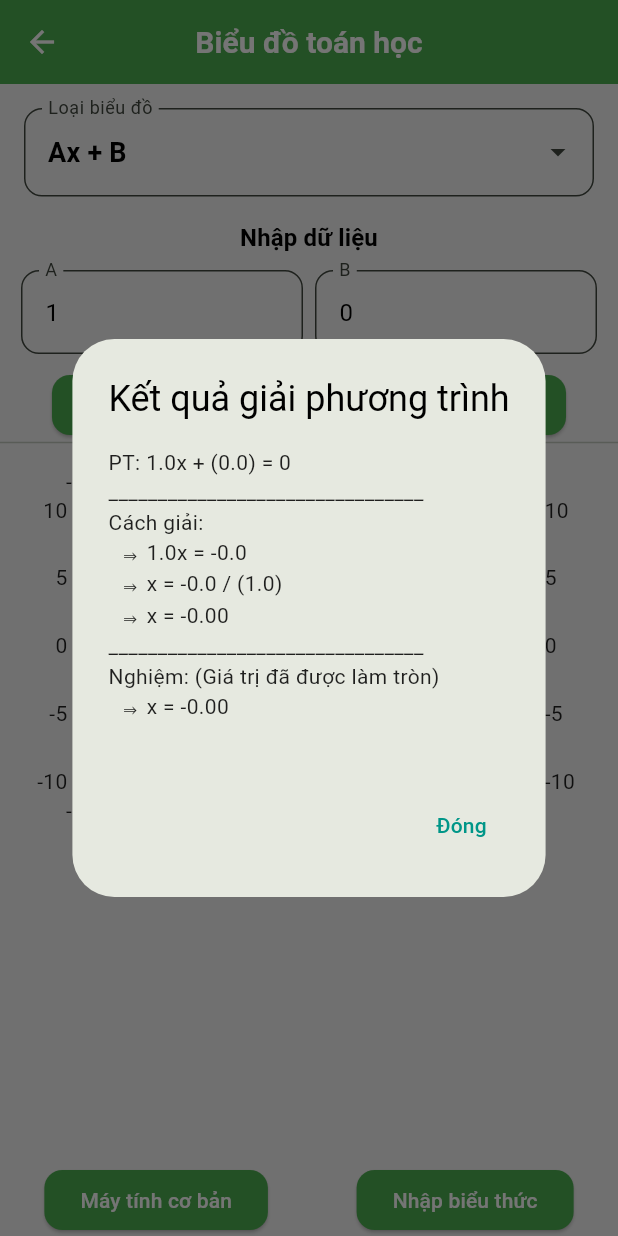
After one commit to LeTienIT/flutter_AllInOne, a Flutter app: the GraphScreen screen opened by its route, after a tap on "Vẽ biểu đồ", after a tap on "Giải phương trình", on a phone screen of 412 x 824 dp. The commit adds this screen. Run offline on Flutter 3.47's test engine with Material 3 defaults, Android fonts, the phone set to English and light mode, and no system bars; drawn by our look-alikes of dropdown_search, fl_chart; our stand-ins replace dio, flutter_riverpod, flutter_speed_dial, math_expressions; missing offline and left inert: flutter_simple_calculator, full_calender, lunar_calendar_plus; Roboto replaces fonts that are missing (DFVN).

Commit message:
Thêm tính năng vẽ các hàm toán học cơ bản, giải phương trình b1-2. Thay đổi router

```diff
--- a/lib/app/tool.dart
+++ b/lib/app/tool.dart
@@ -1,3 +1,5 @@
+import 'package:flutter/material.dart';
+
 String formatVietnameseDate(DateTime date) {
   const weekdays = {
     1: 'Thứ Hai',
@@ -46,3 +48,24 @@ List<GioDep> convertLuckyHours(List<bool> hours) {
 }
 
 String _formatHour(int h) => '${h.toString().padLeft(2, '0')}:00';
+
+double? parseInput(String input) {
+  final value = double.tryParse(input.trim());
+  return value;
+}
+
+void showError(BuildContext context, String errTitle, String message) {
+  showDialog(
+    context: context,
+    builder: (_) => AlertDialog(
+      title: Text(errTitle),
+      content: Text(message),
+      actions: [
+        TextButton(
+          onPressed: () => Navigator.pop(context),
+          child: const Text('Đóng'),
+        ),
+      ],
+    ),
+  );
+}
--- a/lib/core/app_router.dart
+++ b/lib/core/app_router.dart
@@ -1,5 +1,6 @@
 import 'package:all_in_one_tool/features/calculator/calculator_screen.dart';
 import 'package:all_in_one_tool/features/calculator/expression_screen.dart';
+import 'package:all_in_one_tool/features/calculator/math_graph_screen.dart';
 import 'package:all_in_one_tool/features/calendar/calendar_more_screen.dart';
 import 'package:all_in_one_tool/features/calendar/calendar_screen.dart';
 import 'package:all_in_one_tool/features/time/time_screen.dart';
@@ -18,6 +19,8 @@ class AppRouter{
   static const calendarMore = '/calendar-more';
   static const calculator = '/calculator';
   static const calculatorExp = '/calculator-expression';
+  static const graph = '/graph';
+
   static MaterialPageRoute onGenerateRouter(RouteSettings setting){
     switch(setting.name){
       case home:
@@ -36,6 +39,9 @@ class AppRouter{
         return MaterialPageRoute(builder: (_) => const CalculatorScreen());
       case calculatorExp:
         return MaterialPageRoute(builder: (_) => const ExpressionCalculatorScreen());
+      case graph:
+        return MaterialPageRoute(builder: (_) => const GraphScreen());
+
       default:
         return MaterialPageRoute(
           builder: (_) => Scaffold(
--- a/lib/features/calculator/calculator_screen.dart
+++ b/lib/features/calculator/calculator_screen.dart
@@ -75,29 +75,6 @@ class _CalculatorScreenState extends ConsumerState<CalculatorScreen> {
           ),
         ],
       ),
-      floatingActionButton: SpeedDial(
-        icon: Icons.add_box_outlined,
-        activeIcon: Icons.close,
-        children: [
-          // Sang giao diện nhập biểu thức
-          SpeedDialChild(
-            child: Icon(Icons.keyboard_alt_outlined),
-            label: 'Nhập biểu thức',
-            onTap: () {
-              Navigator.pushNamed(context, '/calculator-expression');
-            },
-          ),
-
-          // Sang giao diện nâng cao hơn - tính sau
-          SpeedDialChild(
-            child: Icon(Icons.auto_graph_outlined),
-            label: 'Nâng cao',
-            onTap: () {
-
-            },
-          ),
-        ],
-      ),
     );
   }
 }
--- /dev/null
+++ b/lib/features/calculator/controller/graph.dart
@@ -0,0 +1,194 @@
+import 'dart:math' as math;
+import '../model/function_config.dart';
+import 'package:fl_chart/fl_chart.dart';
+
+class GraphController{
+  late FunctionConfig config;
+  late double minX, maxX;
+
+  GraphController(this.config, {this.minX = -10, this.maxX = 10});
+
+  List<FlSpot> generateGraphPoints() {
+    const step = 0.1;
+    final points = <FlSpot>[];
+
+    for (double x = minX; x <= maxX; x += step) {
+      final y = evaluateFx(x);
+      if (y.isFinite) {
+        points.add(FlSpot(x, y));
+      }
+    }
+
+    return points;
+  }
+
+  double evaluateFx(double x) {
+    switch (config.type) {
+      case FunctionType.linear:      // f(x) = Ax + B
+        return config.a! * x + config.b!;
+
+      case FunctionType.quadratic:   // f(x) = Ax² + Bx + C
+        return config.a! * x * x + config.b! * x + config.c!;
+
+      case FunctionType.exponential: // f(x) = e^x
+        return math.exp(x);
+
+      case FunctionType.logarithmic: // f(x) = log(x)
+        return x > 0 ? math.log(x) : double.nan;
+
+      case FunctionType.sine:
+        return math.sin(x);
+
+      case FunctionType.cosine:
+        return math.cos(x);
+
+      case FunctionType.tangent:
+        final tan = math.tan(x);
+        return tan.abs() < 1e4 ? tan : double.nan;
+    }
+  }
+
+  String solveEquation() {
+    switch (config.type) {
+      case FunctionType.linear:
+        final a = config.a ?? 0;
+        final b = config.b ?? 0;
+        if (a == 0 && b == 0) {
+          return '''
+PT: 0x + 0 = 0
+________________________________
+Cách giải:
+  - Phương trình vô số nghiệm (đúng với mọi x).
+________________________________
+Nghiệm: ∞ (vô số)
+           ''';
+        }
+        else if (a == 0 && b != 0) {
+          return '''
+Phương trình: 0x + ($b) = 0
+________________________________
+Cách giải:
+  - Phương trình vô nghiệm vì 0x không thể bằng ${-b}.
+________________________________
+Nghiệm: Không có nghiệm.
+            ''';
+        }
+        else {
+          final x = -b / a;
+          return '''
+PT: ${a}x + ($b) = 0
+________________________________
+Cách giải:
+  ⇒ ${a}x = ${-b}
+  ⇒ x = ${-b} / ($a)
+  ⇒ x = ${x.toStringAsFixed(2)}
+________________________________
+Nghiệm: (Giá trị đã được làm tròn)
+  ⇒ x = ${x.toStringAsFixed(2)}
+          ''';
+        }
+
+      case FunctionType.quadratic:
+        final a = config.a ?? 0;
+        final b = config.b ?? 0;
+        final c = config.c ?? 0;
+
+        if (a == 0) {
+          final x = b == 0
+              ? (c == 0 ? double.infinity : double.nan)
+              : -c / b;
+          if (b == 0 && c == 0) {
+            return '''
+PT: 0x + 0 = 0
+________________________________
+Cách giải:
+  - Vô số nghiệm.
+________________________________
+Nghiệm: ∞ (vô số)
+            ''';
+          }
+          else if (b == 0) {
+            return '''
+PT: 0x + ($c) = 0
+________________________________
+Cách giải: Vô nghiệm.
+________________________________
+Nghiệm: Không có nghiệm.
+              ''';
+          }
+          else {
+            return '''
+PT: ${b}x + ($c) = 0
+________________________________
+Cách giải:
+  ⇒ x = - ($c) / ($b)
+  ⇒ x = ${x.toStringAsFixed(2)}
+________________________________
+Nghiệm: (Giá trị đã được làm tròn)
+  ⇒ x = ${x.toStringAsFixed(2)}
+            ''';
+          }
+        }
+
+        final delta = b * b - 4 * a * c;
+        final deltaStr = '$b² - 4 × ($a) × ($c)';
+        final deltaStr2 = '(${b * b}) - (${4 * a * c})';
+        final deltaStr3 = '$delta';
+
+        if (delta < 0) {
+          return '''
+PT: ${a}x² + (${b}x) + ($c) = 0
+________________________________
+Cách giải:
+  ⇒ Δ = B² - 4 × A × C
+  ⇒ Δ = $deltaStr
+  ⇒ Δ = $deltaStr2
+  ⇒ Δ = $deltaStr3
+  ⇒ Vì Δ < 0 nên phương trình vô nghiệm.
+________________________________
+Nghiệm: Không có nghiệm thực.
+            ''';
+        }
+        else if (delta == 0) {
+          final x = -b / (2 * a);
+          return '''
+PT: ${a}x² + (${b}x) + ($c) = 0
+________________________________
+Cách giải:
+  ⇒ Δ = B² - 4 × A × C
+  ⇒ Δ = $deltaStr
+  ⇒ Δ = $deltaStr2
+  ⇒ Δ = $deltaStr3
+  ⇒ Vì Δ = 0 ⇒ phương trình có nghiệm kép
+________________________________
+Nghiệm: (Giá trị đã được làm tròn)
+  ⇒ x = ${x.toStringAsFixed(2)}
+          ''';
+        }
+        else {
+          final sqrtDelta = math.sqrt(delta);
+          final x1 = (-b + sqrtDelta) / (2 * a);
+          final x2 = (-b - sqrtDelta) / (2 * a);
+          return '''
+PT: ${a}x² + (${b}x) + ($c) = 0
+________________________________
+Cách giải:
+  ⇒ Δ = B² - 4 × A × C
+  ⇒ Δ = $deltaStr
+  ⇒ Δ = $deltaStr2
+  ⇒ Δ = $deltaStr3
+  ⇒ Vì Δ > 0 nên phương trình có 2 nghiệm phân biệt
+________________________________
+Nghiệm: (Giá trị đã được làm tròn)
+  ⇒ x₁ = ${x1.toStringAsFixed(2)}
+  ⇒ x₂ = ${x2.toStringAsFixed(2)}
+           ''';
+        }
+        default:
+          return '''
+Phương trình dạng đặc biệt (${config.type.name}) không hỗ trợ giải nghiệm.
+          ''';
+    }
+  }
+
+}
--- a/lib/features/calculator/expression_screen.dart
+++ b/lib/features/calculator/expression_screen.dart
@@ -1,4 +1,5 @@
 import 'package:all_in_one_tool/features/calculator/widget/history_item.dart';
+import 'package:all_in_one_tool/features/calculator/widget/operator_item.dart';
 import 'package:flutter/material.dart';
 import 'package:math_expressions/math_expressions.dart';
 
@@ -56,6 +57,15 @@ class _ExpressionCalculatorScreenState extends State<ExpressionCalculatorScreen>
   }
 
   @override
+  void initState() {
+    super.initState();
+    Future.delayed(Duration(milliseconds: 300), () {
+      if (mounted) {
+        _focusNode.requestFocus();
+      }
+    });
+  }
+  @override
   void dispose() {
     super.dispose();
     _focusNode.dispose();
@@ -82,6 +92,7 @@ class _ExpressionCalculatorScreenState extends State<ExpressionCalculatorScreen>
               TextField(
                 controller: _controller,
                 focusNode: _focusNode,
+                autofocus: false,
                 maxLines: 2,
                 decoration: const InputDecoration(
                   border: OutlineInputBorder(),
@@ -120,9 +131,9 @@ class _ExpressionCalculatorScreenState extends State<ExpressionCalculatorScreen>
                 spacing: 8,
                 runSpacing: 8,
                 children: operators.map((op) {
-                  return ActionChip(
-                    label: Text(op, style: const TextStyle(fontSize: 10)),
-                    onPressed: () => _insertAtCursor(op),
+                  return OperatorItem(
+                    label: op,
+                    onTap: () => _insertAtCursor(op),
                   );
                 }).toList(),
               ),
--- /dev/null
+++ b/lib/features/calculator/math_graph_screen.dart
@@ -0,0 +1,182 @@
+import 'package:all_in_one_tool/features/calculator/controller/graph.dart';
+import 'package:all_in_one_tool/features/calculator/widget/FunctionParameter.dart';
+import 'package:all_in_one_tool/features/calculator/widget/graph_chart.dart';
+import 'package:dropdown_search/dropdown_search.dart';
+import 'package:fl_chart/fl_chart.dart';
+import 'package:flutter/material.dart';
+
+import '../../app/tool.dart';
+import 'model/function_config.dart';
+
+class GraphScreen extends StatefulWidget{
+  const GraphScreen({super.key});
+
+  @override
+  State<StatefulWidget> createState() {
+    return _GraphScreen();
+  }
+
+}
+class _GraphScreen extends State<GraphScreen>{
+  TextEditingController controllerA = TextEditingController(text: '1');
+  TextEditingController controllerB = TextEditingController(text: '0');
+  TextEditingController controllerC = TextEditingController(text: '0');
+  FunctionType selectedType = FunctionType.linear;
+  double minX = -10, maxX = 10;
+  List<FlSpot> points = [];
+
+  @override
+  void initState() {
+    super.initState();
+  }
+
+  @override
+  void dispose() {
+    super.dispose();
+    controllerA.dispose();
+    controllerB.dispose();
+    controllerC.dispose();
+  }
+
+  @override
+  Widget build(BuildContext context) {
+    return Scaffold(
+      appBar: AppBar(title: Text('Biểu đồ toán học'),),
+      body: SingleChildScrollView(
+        child: Column(
+          children: [
+            Padding(
+              padding: EdgeInsets.all(16),
+              child: DropdownSearch<FunctionType>(
+                selectedItem: selectedType,
+                itemAsString: functionTypeName,
+                items: FunctionType.values.map((e) => e).toList(),
+                dropdownDecoratorProps: const DropDownDecoratorProps(
+                  dropdownSearchDecoration: InputDecoration(
+                    labelText: "Loại biểu đồ",
+                    hintText: "Chọn biểu đồ.",
+                  ),
+                ),
+                popupProps: const PopupProps.menu(
+                  showSearchBox: true,
+                  searchFieldProps: TextFieldProps(
+                    decoration: InputDecoration(
+                      hintText: "Tìm kiếm ...",
+                    ),
+                  ),
+                ),
+                onChanged: (val){
+                  if (val != null) {
+                    setState(() {
+                      selectedType = val;
+                    });
+                  }
+                },
+              ),
+            ),
+            Text('Nhập dữ liệu', textAlign: TextAlign.center, style: Theme.of(context).textTheme.titleSmall,),
+            SizedBox(height: 10,),
+            Padding(
+              padding: EdgeInsets.symmetric(vertical: 0,horizontal: 10),
+              child: FunctionParameterInput(
+                key: ValueKey(selectedType),
+                type: selectedType,
+                controllerA: controllerA,
+                controllerB: controllerB,
+                controllerC: controllerC,
+              ),
+            ),
+            SizedBox(height: 10,),
+            Row(
+              mainAxisAlignment: MainAxisAlignment.spaceAround,
+              children: [
+                ElevatedButton(
+                  onPressed: (){
+                    final a = parseInput(controllerA.text);
+                    final b = parseInput(controllerB.text);
+                    final c = parseInput(controllerC.text);
+
+                    if (selectedType == FunctionType.linear && (a == null || b == null)) {
+                      showError(context, 'Lỗi nhập dữ liệu', "Hàm bậc nhất yêu cầu nhập A và B hợp lệ.");
+                      return;
+                    }
+
+                    if (selectedType == FunctionType.quadratic && (a == null || b == null || c == null)) {
+                      showError(context, 'Lỗi nhập dữ liệu', "Hàm bậc hai yêu cầu nhập A, B, C hợp lệ.");
+                      return;
+                    }
+
+                    final config = FunctionConfig(type: selectedType, a: a ?? 0, b: b ?? 0, c: c ?? 0,);
+                    setState(() {
+                      points = GraphController(config).generateGraphPoints();
+                    });
+                  },
+                  child: Text('Vẽ biểu đồ')
+              ),
+                if(selectedType == FunctionType.linear || selectedType == FunctionType.quadratic)
+                  ElevatedButton(
+                      onPressed: (){
+                        final a = parseInput(controllerA.text);
+                        final b = parseInput(controllerB.text);
+                        final c = parseInput(controllerC.text);
+
+                        if (selectedType == FunctionType.linear && (a == null || b == null)) {
+                          showError(context, 'Lỗi nhập dữ liệu', "Hàm bậc nhất yêu cầu nhập A và B hợp lệ.");
+                          return;
+                        }
+
+                        if (selectedType == FunctionType.quadratic && (a == null || b == null || c == null)) {
+                          showError(context, 'Lỗi nhập dữ liệu', "Hàm bậc hai yêu cầu nhập A, B, C hợp lệ.");
+                          return;
+                        }
+
+                        final config = FunctionConfig(type: selectedType, a: a ?? 0, b: b ?? 0, c: c ?? 0,);
+                        String solve = GraphController(config).solveEquation();
+
+                        showDialog(
+                          context: context,
+                          builder: (context) => AlertDialog(
+                            title: const Text('Kết quả giải phương trình'),
+                            content: SingleChildScrollView(
+                              child: SelectableText(solve),
+                            ),
+                            actions: [
+                              TextButton(
+                                child: const Text('Đóng'),
+                                onPressed: () => Navigator.of(context).pop(),
+                              ),
+                            ],
+                          ),
+                        );
+                      },
+                      child: Text('Giải phương trình')
+                  ),
+              ],
+            ),
+            Divider(height: 2,),
+
+            GraphChart(points: points),
+          ],
+        ),
+      ),
+      bottomNavigationBar: Row(
+        mainAxisAlignment: MainAxisAlignment.spaceAround,
+        children: [
+          ElevatedButton(
+              onPressed: (){
+                Navigator.pushNamed(context, '/calculator');
+              },
+              child: Text('Máy tính cơ bản')
+          ),
+          ElevatedButton(
+              onPressed: (){
+                Navigator.pushNamed(context, '/calculator-expression');
+              },
+              child: Text('Nhập biểu thức')
+          ),
+        ],
+      ),
+    );
+  }
+
+}
--- /dev/null
+++ b/lib/features/calculator/model/function_config.dart
@@ -0,0 +1,42 @@
+enum FunctionType {
+  linear, // ax + b
+  quadratic, // ax^2 + bx + c
+  exponential, // e^x
+  logarithmic, // log(x)
+  sine,
+  cosine,
+  tangent,
+}
+String functionTypeName(FunctionType e){
+  switch(e){
+    case FunctionType.linear:
+      return 'Ax + B';
+    case FunctionType.quadratic:
+      return 'Ax^2 + Bx + C';
+    case FunctionType.exponential:
+      return 'e^x';
+    case FunctionType.logarithmic:
+      return 'log(x)';
+    case FunctionType.sine:
+      return 'sin(x)';
+    case FunctionType.cosine:
+      return 'cos(x)';
+    case FunctionType.tangent:
+      return 'tan(x)';
+    default:
+      return e.name;
+  }
+}
+class FunctionConfig {
+  final FunctionType type;
+  final double? a;
+  final double? b;
+  final double? c;
+
+  FunctionConfig({
+    required this.type,
+    this.a,
+    this.b,
+    this.c,
+  });
+}
--- /dev/null
+++ b/lib/features/calculator/widget/FunctionParameter.dart
@@ -0,0 +1,53 @@
+import 'package:flutter/material.dart';
+import '../model/function_config.dart';
+
+class FunctionParameterInput extends StatelessWidget {
+  final FunctionType type;
+  final TextEditingController controllerA;
+  final TextEditingController controllerB;
+  final TextEditingController controllerC;
+
+  const FunctionParameterInput({
+    super.key,
+    required this.type,
+    required this.controllerA,
+    required this.controllerB,
+    required this.controllerC,
+  });
+
+  @override
+  Widget build(BuildContext context) {
+    switch (type) {
+      case FunctionType.linear:
+        return Row(
+          children: [
+            _buildField('A', controllerA),
+            _buildField('B', controllerB),
+          ],
+        );
+      case FunctionType.quadratic:
+        return Row(
+          children: [
+            _buildField('A', controllerA),
+            _buildField('B', controllerB),
+            _buildField('C', controllerC),
+          ],
+        );
+      default:
+        return const Text('Không cần nhập tham số cho hàm này.');
+    }
+  }
+
+  Widget _buildField(String label, TextEditingController controller) {
+    return Expanded(
+      child: Padding(
+        padding: const EdgeInsets.symmetric(horizontal: 4),
+        child: TextField(
+          controller: controller,
+          decoration: InputDecoration(labelText: label),
+          keyboardType: TextInputType.number,
+        ),
+      ),
+    );
+  }
+}
--- /dev/null
+++ b/lib/features/calculator/widget/graph_chart.dart
@@ -0,0 +1,65 @@
+import 'package:fl_chart/fl_chart.dart';
+import 'package:flutter/material.dart';
+import 'dart:math' as math;
+
+class GraphChart extends StatelessWidget {
+  final List<FlSpot> points;
+
+  const GraphChart({super.key, required this.points});
+
+  @override
+  Widget build(BuildContext context) {
+    if (points.isEmpty) {
+      return const Center(
+          child: Padding(
+            padding: EdgeInsets.symmetric(vertical: 20, horizontal: 10),
+            child: Text('Không có dữ liệu để vẽ.', style: TextStyle(color: Colors.redAccent, fontStyle: FontStyle.italic),),
+          )
+      );
+    }
+
+    final minX = points.map((e) => e.x).reduce(math.min);
+    final maxX = points.map((e) => e.x).reduce(math.max);
+    final minY = points.map((e) => e.y).reduce(math.min);
+    final maxY = points.map((e) => e.y).reduce(math.max);
+
+    return Column(
+      children: [
+        Padding(
+          padding: const EdgeInsets.all(13.0),
+          child: AspectRatio(
+            aspectRatio: 1.6,
+            child: LineChart(
+              LineChartData(
+                minX: minX,
+                maxX: maxX,
+                minY: minY,
+                maxY: maxY,
+                gridData: FlGridData(show: true),
+                borderData: FlBorderData(show: true),
+                titlesData: FlTitlesData(
+                  leftTitles: AxisTitles(
+                    sideTitles: SideTitles(showTitles: true, reservedSize: 40),
+                  ),
+                  bottomTitles: AxisTitles(
+                    sideTitles: SideTitles(showTitles: true, reservedSize: 28,),
+                  ),
+                ),
+                lineBarsData: [
+                  LineChartBarData(
+                    spots: points,
+                    isCurved: false,
+                    color: Colors.blue,
+                    dotData: FlDotData(show: false),
+                    belowBarData: BarAreaData(show: false),
+                  ),
+                ],
+              ),
+            ),
+          ),
+        ),
+        Text('Dữ liệu x=[-10, 10], Mỗi bước +0.1', style: TextStyle(fontStyle: FontStyle.italic, color: Colors.red, fontSize: 10), textAlign: TextAlign.center,),
+      ],
+    );
+  }
+}
--- /dev/null
+++ b/lib/features/calculator/widget/operator_item.dart
@@ -0,0 +1,71 @@
+import 'package:flutter/material.dart';
+
+class OperatorItem extends StatefulWidget{
+  final String label;
+  final VoidCallback onTap;
+
+  const OperatorItem({super.key, required this.label, required this.onTap});
+
+  @override
+  State<OperatorItem> createState() {
+    return _OperatorItem();
+  }
+
+}
+class _OperatorItem extends State<OperatorItem> with SingleTickerProviderStateMixin{
+  late AnimationController _controller;
+  late Animation<Color?> _colorAnimation;
+
+  @override
+  void initState() {
+    super.initState();
+    _controller = AnimationController(
+      vsync: this,
+      duration: const Duration(milliseconds: 120),
+    );
+
+    _colorAnimation = ColorTween(
+      begin: Colors.grey[200],
+      end: Colors.orangeAccent,
+    ).animate(CurvedAnimation(parent: _controller, curve: Curves.easeInOut));
+
+    _controller.addStatusListener((status) {
+      if (status == AnimationStatus.completed) {
+        _controller.reverse();
+      }
+    });
+  }
+
+  @override
+  void dispose() {
+    _controller.dispose();
+    super.dispose();
+  }
+
+  void _handleTap() {
+    _controller.forward(from: 0);
+    widget.onTap();
+  }
+
+  @override
+  Widget build(BuildContext context) {
+    return GestureDetector(
+      onTap: _handleTap,
+      child: AnimatedBuilder(
+          animation: _colorAnimation,
+          builder: (context, child){
+            return Container(
+              margin: const EdgeInsets.all(4),
+              padding: const EdgeInsets.symmetric(horizontal: 12, vertical: 8),
+              decoration: BoxDecoration(
+                color: _colorAnimation.value,
+                borderRadius: BorderRadius.circular(20),
+              ),
+              child: Text(widget.label, style: const TextStyle(fontSize: 14)),
+            );
+          }
+      ),
+    );
+  }
+
+}
--- a/lib/home/home_controller.dart
+++ b/lib/home/home_controller.dart
@@ -38,16 +38,16 @@ final featureListProvider = StateProvider<List<AppFeature>>((ref) {
       route: '/calendar',
       order: 4,
       color: Colors.orange,
-      descr: 'Lịch âm - dương, tính ngày',
+      descr: 'Lịch âm - dương',
     ),
     AppFeature(
       type: AppFeatureType.calculator,
-      title: 'Máy tính',
+      title: 'Toán cơ bản',
       iconPath: 'assets/calculator.png',
-      route: '/calculator',
+      route: '/graph',
       order: 5,
       color: Colors.blueGrey,
-      descr: 'Tính toán thông thường và nâng cao',
+      descr: 'Phép toán & Phương trình',
     ),
     AppFeature(
       type: AppFeatureType.security,
--- a/pubspec.yaml
+++ b/pubspec.yaml
@@ -2,7 +2,7 @@ name: all_in_one_tool
 description: "Tất cả các tiện ích cá nhân sử dụng hằng ngày - AllinOne Tools"
 publish_to: 'none'
 
-version: 5.2.1+5
+version: 5.3.1+6
 
 environment:
   sdk: ^3.7.2
@@ -46,6 +46,7 @@ dependencies:
   lunar_calendar_plus: ^1.0.0
   http: ^1.1.0
   flutter_simple_calculator: ^2.2.3
+  fl_chart: ^1.0.0
 
 dev_dependencies:
   flutter_test:
```
Also changed, not shown: assets/calculator.png, pubspec.lock.
